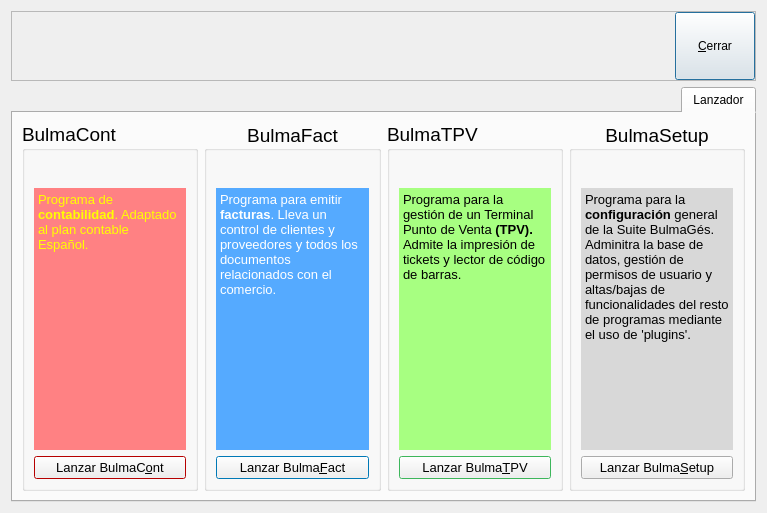
Before: the Qt Designer form bulmages/bulmages/src/bulmagesbase.ui in eboladev/Bulmages-1, drawn with Qt 5.
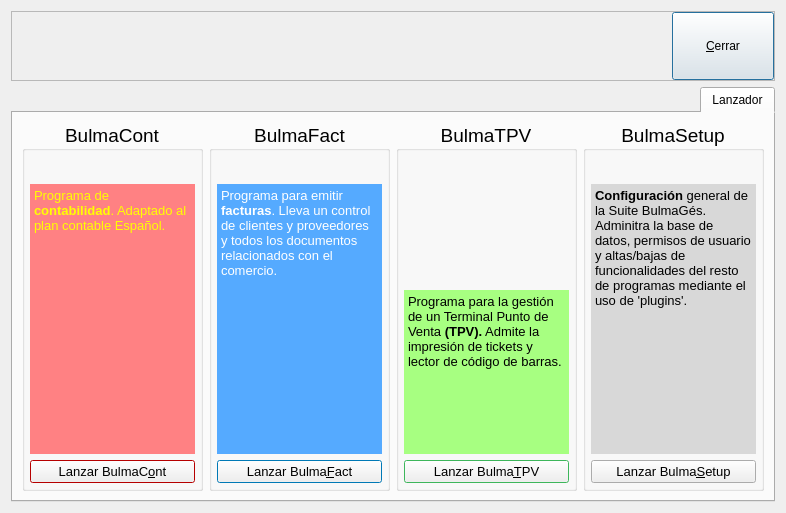
After: the same form once the commit is applied. Icons and pictures are not drawn.

Commit message: Pequeña mejora visual en el lanzador.

Patch:
```diff
--- a/bulmages/bulmages/src/bulmagesbase.ui
+++ b/bulmages/bulmages/src/bulmagesbase.ui
@@ -1,11 +1,11 @@
 <ui version="4.0" >
  <class>BulmaGesBase</class>
- <widget class="QDialog" name="BulmaGesBase" >
-  <property name="geometry" >
+ <widget class="QDialog" name="BulmaGesBase">
+  <property name="geometry">
    <rect>
     <x>0</x>
     <y>0</y>
-    <width>767</width>
+    <width>786</width>
     <height>513</height>
    </rect>
   </property>
@@ -37,27 +37,39 @@
      <property name="frameShadow" >
       <enum>QFrame::Raised</enum>
      </property>
-     <layout class="QHBoxLayout" name="horizontalLayout_2" >
-      <property name="margin" >
+     <layout class="QGridLayout" name="gridLayout">
+      <property name="margin">
        <number>0</number>
       </property>
-      <item>
-       <spacer name="horizontalSpacer" >
-        <property name="orientation" >
-         <enum>Qt::Horizontal</enum>
+      <property name="spacing">
+       <number>0</number>
+      </property>
+      <item row="0" column="0">
+       <widget class="QLabel" name="label_5">
+        <property name="minimumSize">
+         <size>
+          <width>660</width>
+          <height>66</height>
+         </size>
         </property>
-        <property name="sizeHint" stdset="0" >
+        <property name="maximumSize">
          <size>
-          <width>535</width>
-          <height>20</height>
+          <width>660</width>
+          <height>66</height>
          </size>
         </property>
-       </spacer>
+        <property name="pixmap">
+         <pixmap resource="bulmages.qrc">:/images/background1.png</pixmap>
+        </property>
+        <property name="alignment">
+         <set>Qt::AlignCenter</set>
+        </property>
+       </widget>
       </item>
-      <item>
-       <widget class="QPushButton" name="mui_cerrar" >
-        <property name="sizePolicy" >
-         <sizepolicy vsizetype="Expanding" hsizetype="Minimum" >
+      <item row="0" column="1">
+       <widget class="QPushButton" name="mui_cerrar">
+        <property name="sizePolicy">
+         <sizepolicy hsizetype="Minimum" vsizetype="Expanding">
           <horstretch>0</horstretch>
           <verstretch>0</verstretch>
          </sizepolicy>
@@ -115,28 +127,64 @@
          <property name="alignment" >
           <set>Qt::AlignCenter</set>
          </property>
-         <layout class="QVBoxLayout" name="verticalLayout_4" >
+         <layout class="QVBoxLayout" name="verticalLayout_4">
+          <property name="margin">
+           <number>5</number>
+          </property>
           <item>
-           <widget class="QLabel" name="label_4" >
-            <property name="maximumSize" >
-             <size>
-              <width>150</width>
-              <height>150</height>
-             </size>
+           <layout class="QHBoxLayout" name="horizontalLayout_3">
+            <property name="spacing">
+             <number>0</number>
             </property>
-            <property name="text" >
-             <string/>
-            </property>
-            <property name="pixmap" >
-             <pixmap resource="bulmages.qrc" >:/images/iconiglues.svg</pixmap>
-            </property>
-            <property name="scaledContents" >
-             <bool>true</bool>
-            </property>
-            <property name="alignment" >
-             <set>Qt::AlignCenter</set>
-            </property>
-           </widget>
+            <item>
+             <spacer name="horizontalSpacer_3">
+              <property name="orientation">
+               <enum>Qt::Horizontal</enum>
+              </property>
+              <property name="sizeHint" stdset="0">
+               <size>
+                <width>17</width>
+                <height>20</height>
+               </size>
+              </property>
+             </spacer>
+            </item>
+            <item>
+             <widget class="QLabel" name="label_4">
+              <property name="maximumSize">
+               <size>
+                <width>128</width>
+                <height>128</height>
+               </size>
+              </property>
+              <property name="text">
+               <string/>
+              </property>
+              <property name="pixmap">
+               <pixmap resource="bulmages.qrc">:/images/iconiglues.svg</pixmap>
+              </property>
+              <property name="scaledContents">
+               <bool>true</bool>
+              </property>
+              <property name="alignment">
+               <set>Qt::AlignCenter</set>
+              </property>
+             </widget>
+            </item>
+            <item>
+             <spacer name="horizontalSpacer_2">
+              <property name="orientation">
+               <enum>Qt::Horizontal</enum>
+              </property>
+              <property name="sizeHint" stdset="0">
+               <size>
+                <width>13</width>
+                <height>20</height>
+               </size>
+              </property>
+             </spacer>
+            </item>
+           </layout>
           </item>
           <item>
            <widget class="QTextEdit" name="mui_textbulmasetup" >
@@ -188,12 +236,12 @@
             <property name="readOnly" >
              <bool>true</bool>
             </property>
-            <property name="html" >
-             <string>&lt;!DOCTYPE HTML PUBLIC "-//W3C//DTD HTML 4.0//EN" "http://www.w3.org/TR/REC-html40/strict.dtd">
-&lt;html>&lt;head>&lt;meta name="qrichtext" content="1" />&lt;style type="text/css">
+            <property name="html">
+             <string>&lt;!DOCTYPE HTML PUBLIC &quot;-//W3C//DTD HTML 4.0//EN&quot; &quot;http://www.w3.org/TR/REC-html40/strict.dtd&quot;&gt;
+&lt;html&gt;&lt;head&gt;&lt;meta name=&quot;qrichtext&quot; content=&quot;1&quot; /&gt;&lt;style type=&quot;text/css&quot;&gt;
 p, li { white-space: pre-wrap; }
-&lt;/style>&lt;/head>&lt;body style=" font-family:'Sans Serif'; font-size:7pt; font-weight:400; font-style:normal;">
-&lt;p style=" margin-top:0px; margin-bottom:0px; margin-left:0px; margin-right:0px; -qt-block-indent:0; text-indent:0px; font-size:10pt;">Programa para la &lt;span style=" font-weight:600;">configuración&lt;/span> general de la Suite BulmaGés. Adminitra la base de datos, gestión de permisos de usuario y altas/bajas de funcionalidades del resto de programas mediante el uso de 'plugins'.&lt;/p>&lt;/body>&lt;/html></string>
+&lt;/style&gt;&lt;/head&gt;&lt;body style=&quot; font-family:'Sans Serif'; font-size:7pt; font-weight:400; font-style:normal;&quot;&gt;
+&lt;p style=&quot; margin-top:0px; margin-bottom:0px; margin-left:0px; margin-right:0px; -qt-block-indent:0; text-indent:0px;&quot;&gt;&lt;span style=&quot; font-size:10pt; font-weight:600;&quot;&gt;Configuración&lt;/span&gt;&lt;span style=&quot; font-size:10pt;&quot;&gt; general de la Suite BulmaGés. Adminitra la base de datos, permisos de usuario y altas/bajas de funcionalidades del resto de programas mediante el uso de 'plugins'.&lt;/span&gt;&lt;/p&gt;&lt;/body&gt;&lt;/html&gt;</string>
             </property>
            </widget>
           </item>
@@ -289,10 +337,31 @@
          <property name="title" >
           <string>BulmaTPV</string>
          </property>
-         <layout class="QVBoxLayout" name="verticalLayout_5" >
+         <property name="alignment">
+          <set>Qt::AlignCenter</set>
+         </property>
+         <layout class="QVBoxLayout" name="verticalLayout_5">
+          <property name="spacing">
+           <number>-1</number>
+          </property>
+          <property name="margin">
+           <number>5</number>
+          </property>
           <item>
-           <widget class="QLabel" name="label_2" >
-            <property name="text" >
+           <widget class="QLabel" name="label_2">
+            <property name="minimumSize">
+             <size>
+              <width>0</width>
+              <height>128</height>
+             </size>
+            </property>
+            <property name="maximumSize">
+             <size>
+              <width>152</width>
+              <height>128</height>
+             </size>
+            </property>
+            <property name="text">
              <string/>
             </property>
             <property name="pixmap" >
@@ -348,12 +417,12 @@
             <property name="readOnly" >
              <bool>true</bool>
             </property>
-            <property name="html" >
-             <string>&lt;!DOCTYPE HTML PUBLIC "-//W3C//DTD HTML 4.0//EN" "http://www.w3.org/TR/REC-html40/strict.dtd">
-&lt;html>&lt;head>&lt;meta name="qrichtext" content="1" />&lt;style type="text/css">
+            <property name="html">
+             <string>&lt;!DOCTYPE HTML PUBLIC &quot;-//W3C//DTD HTML 4.0//EN&quot; &quot;http://www.w3.org/TR/REC-html40/strict.dtd&quot;&gt;
+&lt;html&gt;&lt;head&gt;&lt;meta name=&quot;qrichtext&quot; content=&quot;1&quot; /&gt;&lt;style type=&quot;text/css&quot;&gt;
 p, li { white-space: pre-wrap; }
-&lt;/style>&lt;/head>&lt;body style=" font-family:'Sans Serif'; font-size:14pt; font-weight:400; font-style:normal;">
-&lt;p style=" margin-top:0px; margin-bottom:0px; margin-left:0px; margin-right:0px; -qt-block-indent:0; text-indent:0px; font-size:10pt;">Programa para la gestión de un Terminal Punto de Venta &lt;span style=" font-weight:600;">(TPV).&lt;/span> Admite la impresión de tickets y lector de código de barras.&lt;/p>&lt;/body>&lt;/html></string>
+&lt;/style&gt;&lt;/head&gt;&lt;body style=&quot; font-family:'Sans Serif'; font-size:14pt; font-weight:400; font-style:normal;&quot;&gt;
+&lt;p style=&quot; margin-top:0px; margin-bottom:0px; margin-left:0px; margin-right:0px; -qt-block-indent:0; text-indent:0px;&quot;&gt;&lt;span style=&quot; font-size:10pt;&quot;&gt;Programa para la gestión de un Terminal Punto de Venta &lt;/span&gt;&lt;span style=&quot; font-size:10pt; font-weight:600;&quot;&gt;(TPV).&lt;/span&gt;&lt;span style=&quot; font-size:10pt;&quot;&gt; Admite la impresión de tickets y lector de código de barras.&lt;/span&gt;&lt;/p&gt;&lt;/body&gt;&lt;/html&gt;</string>
             </property>
            </widget>
           </item>
@@ -479,13 +548,16 @@
          <property name="alignment" >
           <set>Qt::AlignCenter</set>
          </property>
-         <layout class="QVBoxLayout" name="verticalLayout_3" >
+         <layout class="QVBoxLayout" name="verticalLayout_3">
+          <property name="margin">
+           <number>5</number>
+          </property>
           <item>
-           <widget class="QLabel" name="label" >
-            <property name="maximumSize" >
+           <widget class="QLabel" name="label">
+            <property name="maximumSize">
              <size>
-              <width>15000</width>
-              <height>15000</height>
+              <width>152</width>
+              <height>128</height>
              </size>
             </property>
             <property name="text" >
@@ -580,12 +652,12 @@
             <property name="readOnly" >
              <bool>true</bool>
             </property>
-            <property name="html" >
-             <string>&lt;!DOCTYPE HTML PUBLIC "-//W3C//DTD HTML 4.0//EN" "http://www.w3.org/TR/REC-html40/strict.dtd">
-&lt;html>&lt;head>&lt;meta name="qrichtext" content="1" />&lt;style type="text/css">
+            <property name="html">
+             <string>&lt;!DOCTYPE HTML PUBLIC &quot;-//W3C//DTD HTML 4.0//EN&quot; &quot;http://www.w3.org/TR/REC-html40/strict.dtd&quot;&gt;
+&lt;html&gt;&lt;head&gt;&lt;meta name=&quot;qrichtext&quot; content=&quot;1&quot; /&gt;&lt;style type=&quot;text/css&quot;&gt;
 p, li { white-space: pre-wrap; }
-&lt;/style>&lt;/head>&lt;body style=" font-family:'Sans Serif'; font-size:14pt; font-weight:400; font-style:normal;">
-&lt;p style=" margin-top:0px; margin-bottom:0px; margin-left:0px; margin-right:0px; -qt-block-indent:0; text-indent:0px; font-size:10pt;">Programa para emitir &lt;span style=" font-weight:600;">facturas&lt;/span>. Lleva un control de clientes y proveedores y todos los documentos relacionados con el comercio.&lt;/p>&lt;/body>&lt;/html></string>
+&lt;/style&gt;&lt;/head&gt;&lt;body style=&quot; font-family:'Sans Serif'; font-size:14pt; font-weight:400; font-style:normal;&quot;&gt;
+&lt;p style=&quot; margin-top:0px; margin-bottom:0px; margin-left:0px; margin-right:0px; -qt-block-indent:0; text-indent:0px;&quot;&gt;&lt;span style=&quot; font-size:10pt;&quot;&gt;Programa para emitir &lt;/span&gt;&lt;span style=&quot; font-size:10pt; font-weight:600;&quot;&gt;facturas&lt;/span&gt;&lt;span style=&quot; font-size:10pt;&quot;&gt;. Lleva un control de clientes y proveedores y todos los documentos relacionados con el comercio.&lt;/span&gt;&lt;/p&gt;&lt;/body&gt;&lt;/html&gt;</string>
             </property>
            </widget>
           </item>
@@ -681,7 +753,13 @@
          <property name="title" >
           <string>BulmaCont</string>
          </property>
-         <layout class="QVBoxLayout" name="verticalLayout_2" >
+         <property name="alignment">
+          <set>Qt::AlignCenter</set>
+         </property>
+         <layout class="QVBoxLayout" name="verticalLayout_2">
+          <property name="margin">
+           <number>5</number>
+          </property>
           <item>
            <widget class="QLabel" name="label_3" >
             <property name="sizePolicy" >
@@ -690,10 +768,10 @@
               <verstretch>0</verstretch>
              </sizepolicy>
             </property>
-            <property name="maximumSize" >
+            <property name="maximumSize">
              <size>
-              <width>16777215</width>
-              <height>152000</height>
+              <width>152</width>
+              <height>128</height>
              </size>
             </property>
             <property name="text" >
@@ -779,12 +857,12 @@
             <property name="readOnly" >
              <bool>true</bool>
             </property>
-            <property name="html" >
-             <string>&lt;!DOCTYPE HTML PUBLIC "-//W3C//DTD HTML 4.0//EN" "http://www.w3.org/TR/REC-html40/strict.dtd">
-&lt;html>&lt;head>&lt;meta name="qrichtext" content="1" />&lt;style type="text/css">
+            <property name="html">
+             <string>&lt;!DOCTYPE HTML PUBLIC &quot;-//W3C//DTD HTML 4.0//EN&quot; &quot;http://www.w3.org/TR/REC-html40/strict.dtd&quot;&gt;
+&lt;html&gt;&lt;head&gt;&lt;meta name=&quot;qrichtext&quot; content=&quot;1&quot; /&gt;&lt;style type=&quot;text/css&quot;&gt;
 p, li { white-space: pre-wrap; }
-&lt;/style>&lt;/head>&lt;body style=" font-family:'Sans Serif'; font-size:14pt; font-weight:400; font-style:normal;">
-&lt;p style=" margin-top:0px; margin-bottom:0px; margin-left:0px; margin-right:0px; -qt-block-indent:0; text-indent:0px; font-size:10pt;">Programa de &lt;span style=" font-weight:600;">contabilidad&lt;/span>. Adaptado al plan contable Español.&lt;/p>&lt;/body>&lt;/html></string>
+&lt;/style&gt;&lt;/head&gt;&lt;body style=&quot; font-family:'Sans Serif'; font-size:14pt; font-weight:400; font-style:normal;&quot;&gt;
+&lt;p style=&quot; margin-top:0px; margin-bottom:0px; margin-left:0px; margin-right:0px; -qt-block-indent:0; text-indent:0px;&quot;&gt;&lt;span style=&quot; font-size:10pt;&quot;&gt;Programa de &lt;/span&gt;&lt;span style=&quot; font-size:10pt; font-weight:600;&quot;&gt;contabilidad&lt;/span&gt;&lt;span style=&quot; font-size:10pt;&quot;&gt;. Adaptado al plan contable Español.&lt;/span&gt;&lt;/p&gt;&lt;/body&gt;&lt;/html&gt;</string>
             </property>
            </widget>
           </item>
```
Left out of the diff: 431 changed lines with no effect on the pictures. The commit also changes 2 other files.
